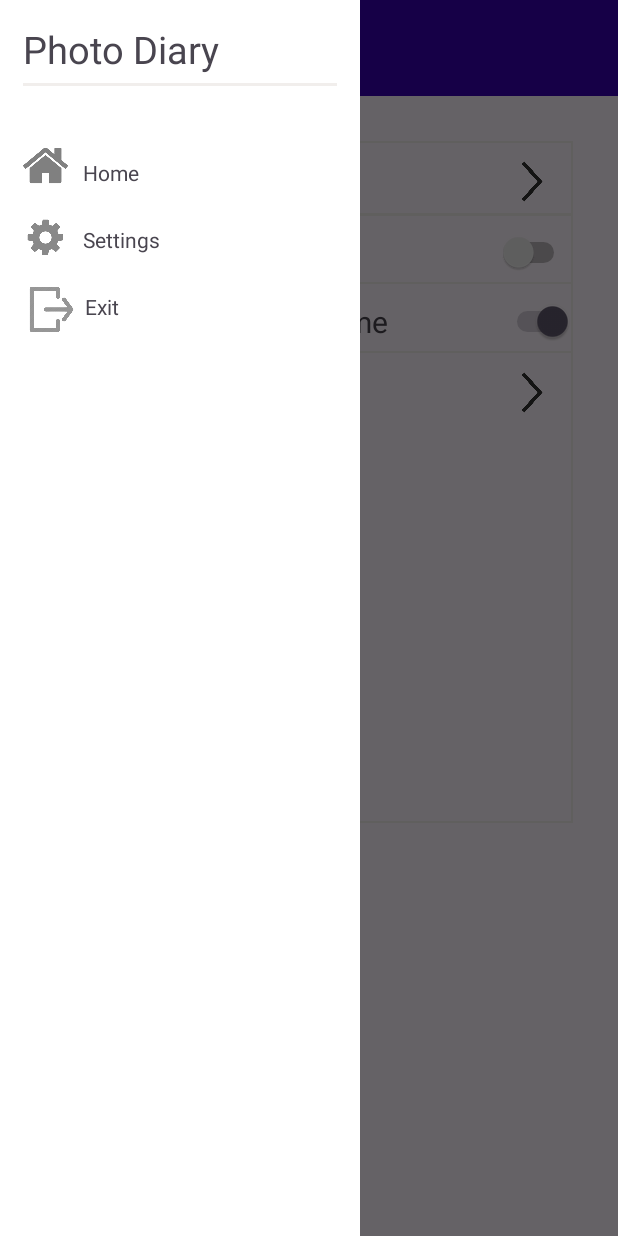
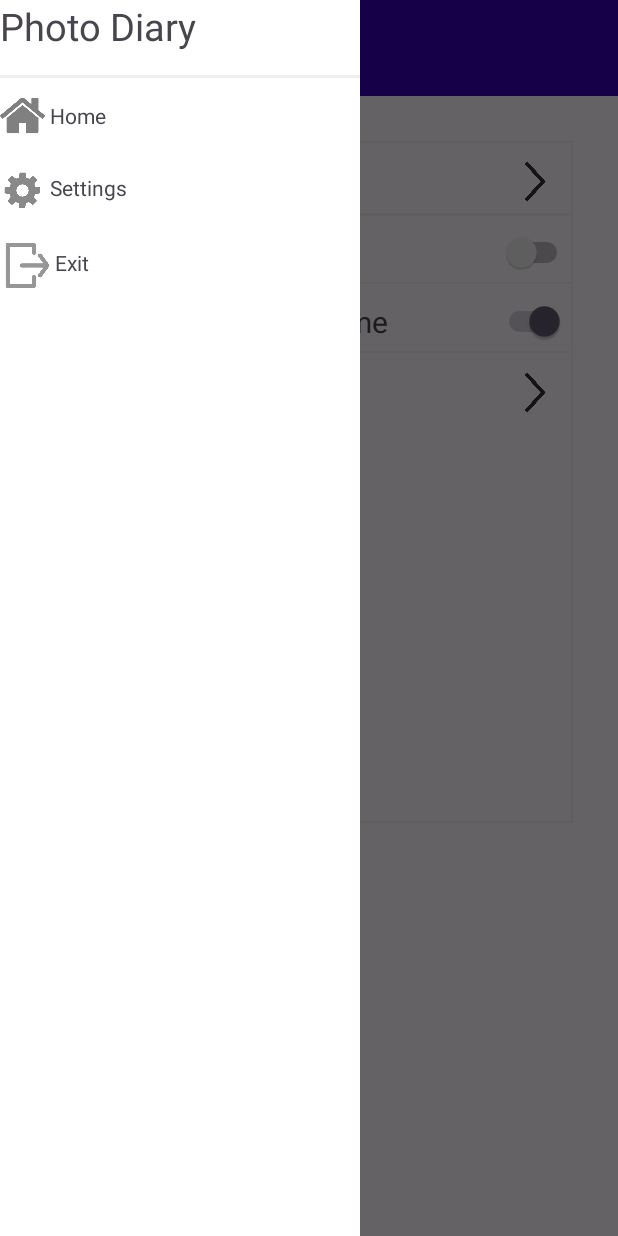
Before and after one commit to doniandrian/TUBES1-MOBDEV, an Android app: the fragment SettingFragment placed in its activity, with the side drawer open, on a phone screen of 412 x 824 dp. Run offline under Robolectric (Android 15) with nearby library versions, the phone set to English and light mode, and no system bars.

Commit message:
update layout fragment left, setting, font size popup

```diff
--- a/TUBES/app/build.gradle.kts
+++ b/TUBES/app/build.gradle.kts
@@ -14,7 +14,6 @@ android {
         targetSdk = 33
         versionCode = 1
         versionName = "1.0"
-
         testInstrumentationRunner = "androidx.test.runner.AndroidJUnitRunner"
     }
 
@@ -60,7 +59,9 @@ dependencies {
     implementation("androidx.constraintlayout:constraintlayout:2.1.4")
     implementation("androidx.preference:preference:1.2.1")
     implementation ("com.google.code.gson:gson:2.8.8")
+    implementation ("com.airbnb.android:lottie:3.4.0")
     testImplementation("junit:junit:4.13.2")
     androidTestImplementation("androidx.test.ext:junit:1.1.5")
     androidTestImplementation("androidx.test.espresso:espresso-core:3.5.1")
+
 }
--- a/TUBES/app/src/main/res/layout/fragment_left.xml
+++ b/TUBES/app/src/main/res/layout/fragment_left.xml
@@ -1,15 +1,9 @@
 <?xml version="1.0" encoding="utf-8"?>
-<FrameLayout xmlns:android="http://schemas.android.com/apk/res/android"
+<LinearLayout xmlns:android="http://schemas.android.com/apk/res/android"
     android:layout_width="match_parent"
     android:layout_height="match_parent"
-    android:background="@android:color/white"
-    >
-
-    <RelativeLayout
-        android:layout_width="match_parent"
-        android:layout_height="match_parent"
-        android:layout_marginBottom="15dp"
-        android:padding="15dp">
+    android:orientation="vertical"
+    android:background="@android:color/white">
 
         <TextView
             android:id="@+id/namaAplikasi"
@@ -24,72 +18,82 @@
             android:id="@+id/line4"
             android:layout_width="match_parent"
             android:layout_height="2dp"
-            android:layout_marginTop="40dp"
             android:background="@drawable/border"
-            android:text="                               "
-            />
+            android:text="                               " />
 
+        <LinearLayout
+            android:id="@+id/containerHome"
+            android:layout_width="match_parent"
+            android:layout_height="wrap_content"
+            android:orientation="horizontal"
+            android:layout_marginTop="10dp"
+            >
 
                 <ImageView
                     android:id="@+id/home_icon"
                     android:layout_width="30dp"
                     android:layout_height="30dp"
-            android:layout_marginTop="80dp"
-            android:layout_marginBottom="10dp"
-            android:src="@drawable/home_icon"
-
-            />
+                    android:src="@drawable/home_icon" />
 
                 <TextView
                     android:id="@+id/text_home"
                     android:layout_width="wrap_content"
                     android:layout_height="wrap_content"
-            android:layout_below="@+id/namaAplikasi"
-            android:layout_marginStart="40dp"
-            android:layout_marginTop="40dp"
-            android:layout_marginBottom="25dp"
                     android:background="@android:color/white"
-            android:text="Home"
+                    android:layout_marginTop="5dp"
+                    android:layout_marginLeft="3dp"
+                    android:text="Home" />
 
-            />
+        </LinearLayout>
+
+        <LinearLayout
+            android:id="@+id/containerSettings"
+            android:layout_width="match_parent"
+            android:layout_height="wrap_content"
+            android:orientation="horizontal"
+            android:layout_marginTop="20dp">
 
                 <ImageView
                     android:id="@+id/settings_icon"
                     android:layout_width="30dp"
                     android:layout_height="30dp"
-            android:layout_below="@+id/home_icon"
-            android:layout_marginTop="8dp"
-            android:layout_marginBottom="10dp"
                     android:src="@drawable/settings_icon" />
 
                 <TextView
                     android:id="@+id/text_settings"
                     android:layout_width="wrap_content"
                     android:layout_height="wrap_content"
-            android:layout_below="@+id/text_home"
-            android:layout_marginLeft="40dp"
-            android:layout_marginBottom="25dp"
                     android:background="@android:color/white"
-            android:text="Settings" />
+                    android:text="Settings"
+                    android:layout_marginTop="3dp"
+                    android:layout_marginLeft="3dp"
+                    />
+
+        </LinearLayout>
+
+        <LinearLayout
+            android:layout_width="match_parent"
+            android:layout_height="wrap_content"
+            android:orientation="horizontal"
+            android:layout_marginTop="20dp">
 
                 <ImageView
                     android:id="@+id/exit_icon"
                     android:layout_width="30dp"
                     android:layout_height="30dp"
-            android:layout_below="@+id/settings_icon"
-            android:layout_marginStart="4dp"
-            android:layout_marginTop="8dp"
-            android:src="@drawable/exit_icon" />
+                    android:src="@drawable/exit_icon"
+                    android:layout_marginLeft="3dp"
+                    />
 
                 <TextView
                     android:id="@+id/text_exit"
                     android:layout_width="wrap_content"
                     android:layout_height="wrap_content"
-            android:layout_below="@id/text_settings"
-            android:layout_marginStart="41dp"
                     android:background="@color/white"
+                    android:layout_marginTop="3dp"
+                    android:layout_marginLeft="3dp"
                     android:text="Exit" />
 
-    </RelativeLayout>
+        </LinearLayout>
 
-</FrameLayout>
+</LinearLayout>
--- a/TUBES/app/src/main/res/layout/settings.xml
+++ b/TUBES/app/src/main/res/layout/settings.xml
@@ -1,7 +1,9 @@
 <?xml version="1.0" encoding="utf-8"?>
 <RelativeLayout xmlns:android="http://schemas.android.com/apk/res/android"
     android:layout_width="match_parent"
-    android:layout_height="match_parent">
+    android:layout_height="match_parent"
+    android:id="@+id/containerAll"
+    >
 
 
 
@@ -47,11 +49,12 @@
             android:id="@+id/font_size"
             android:layout_width="30dp"
             android:layout_height="30dp"
-            android:layout_marginLeft="310dp"
+            android:layout_marginRight="10dp"
             android:layout_marginTop="12dp"
             android:src="@drawable/arrow_right_icon"
             android:scaleType="fitCenter"
             android:background="@color/transparent"
+            android:layout_alignParentEnd="true"
             />
     </RelativeLayout>
 
@@ -90,8 +93,9 @@
             android:id="@+id/switchDarkMode"
             android:layout_width="wrap_content"
             android:layout_height="wrap_content"
-            android:layout_marginLeft="300dp"
-            android:layout_marginTop="5dp" />
+            android:layout_marginTop="5dp"
+            android:layout_alignParentEnd="true"
+            />
     </RelativeLayout>
 
     <RelativeLayout
@@ -128,8 +132,9 @@
             android:id="@+id/switchDisplayTime"
             android:layout_width="wrap_content"
             android:layout_height="wrap_content"
-            android:layout_marginLeft="305dp"
+            android:layout_marginRight="5dp"
             android:layout_marginTop="5dp"
+            android:layout_alignParentEnd="true"
             android:checked="true"/>
     </RelativeLayout>
 
@@ -166,11 +171,12 @@
             android:id="@+id/About"
             android:layout_width="30dp"
             android:layout_height="30dp"
-            android:layout_marginLeft="310dp"
+            android:layout_marginRight="10dp"
             android:layout_marginTop="5dp"
             android:src="@drawable/arrow_right_icon"
             android:scaleType="fitCenter"
             android:background="@color/transparent"
+            android:layout_alignParentEnd="true"
             />
         <RelativeLayout
 
@@ -182,6 +188,4 @@
         </RelativeLayout>
 
     </RelativeLayout>
-
-
 </RelativeLayout>
--- a/TUBES/app/src/main/res/values-night/themes.xml
+++ b/TUBES/app/src/main/res/values-night/themes.xml
@@ -4,7 +4,7 @@
         <!-- Customize your dark theme here. -->
         <!-- <item name="colorPrimary">@color/my_dark_primary</item> -->
 
-        <item name="colorPrimary">@color/white</item>
+        <item name="colorPrimary">@color/darkgrey</item>
 
         <item name="colorSecondary">@color/white</item>
         <item name="colorOnSecondary">@color/black</item>
--- a/TUBES/app/src/main/res/values/colors.xml
+++ b/TUBES/app/src/main/res/values/colors.xml
@@ -15,4 +15,10 @@
     <color name="light_blue">#aecbfa</color>
     <color name="gray_ef">#7Fefefef</color>
     <color name="transparent">#00000000</color>
+    <color name="lavender">#8692f7</color>
+    <color name="grey">#aaa</color>
+    <color name="darkgrey">#ff424242</color>
+    <color name="lightgray">#D3D3D3</color>
+
+
 </resources>
```
Also changed, not shown: TUBES/app/src/main/java/com/example/tubes/SettingFragment.kt (+40 -4 lines), TUBES/app/src/main/res/layout/fragment_detail.xml (+8 -5 lines), TUBES/app/src/main/res/layout/list_item_font_size.xml (+7 -10 lines), TUBES/app/src/main/res/values/themes.xml (+10 -2 lines), TUBES/app/src/main/res/drawable/cancel_white_icon.png (added). Lines whose indentation alone changed are shown as unchanged.
